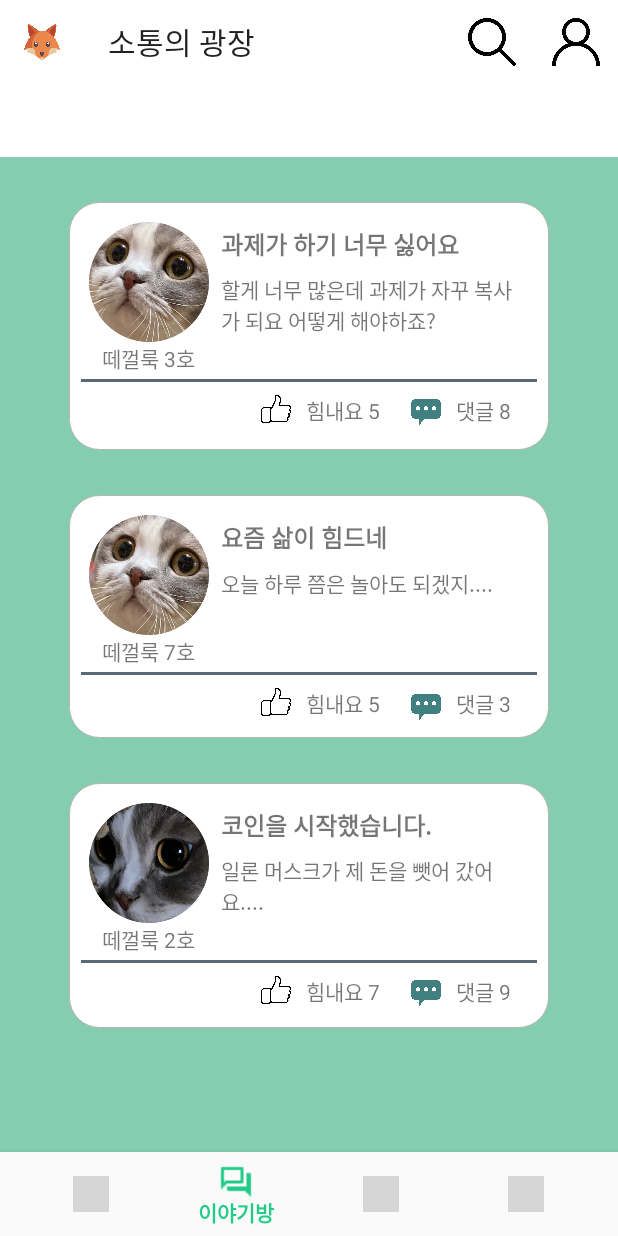
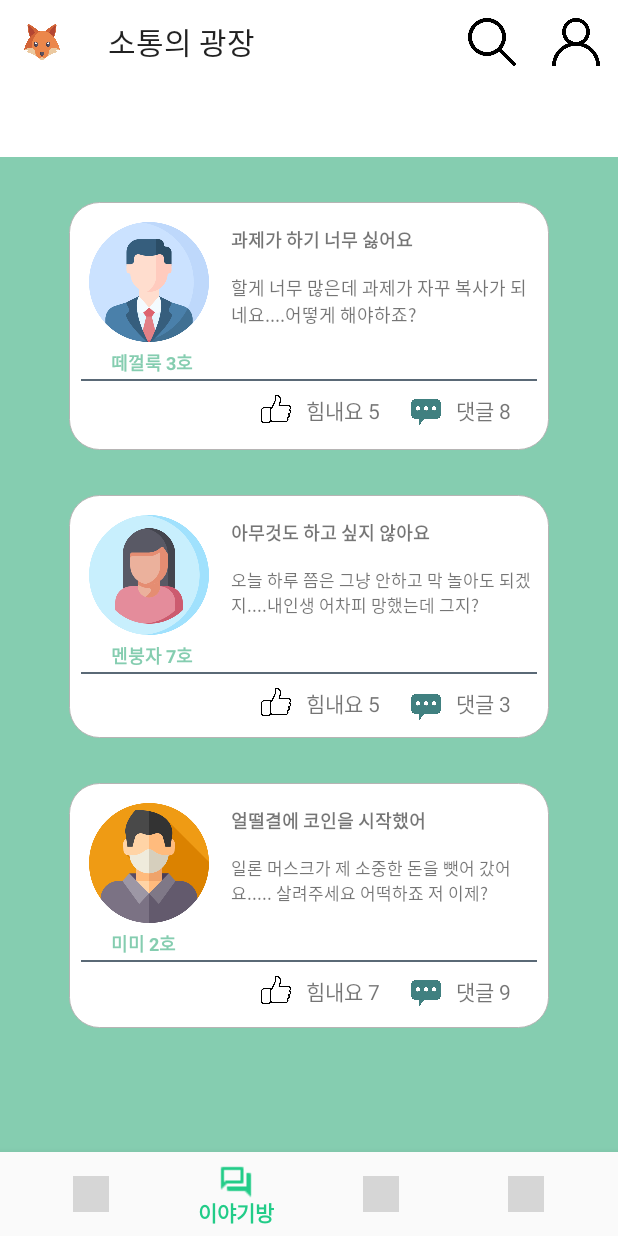
Before and after one commit to anmyeondo/MindVaccine-Demo, an Android app: the screen it shows after launch (MainActivity), item 2 of the bottom bar chosen, on a phone screen of 412 x 824 dp. Run offline under Robolectric (Android 15) with nearby library versions, the phone set to English and light mode, and no system bars; grey boxes are pictures that could not be loaded.

Commit message:
Chatting  UI update

```diff
--- a/app/src/main/res/layout/fragment_chatting.xml
+++ b/app/src/main/res/layout/fragment_chatting.xml
@@ -50,37 +50,41 @@
                 android:layout_width="80dp"
                 android:layout_height="80dp"
                 android:layout_margin="5dp"
-                app:srcCompat="@drawable/cat1" />
+                app:srcCompat="@drawable/profile" />
 
             <TextView
                 android:id="@+id/textView1"
                 android:layout_width="75dp"
                 android:layout_height="20dp"
-                android:layout_marginLeft="14dp"
-                android:layout_marginTop="85dp"
-                android:text="떼껄룩 3호" />
+                android:layout_marginLeft="20dp"
+                android:layout_marginTop="90dp"
+                android:text="떼껄룩 3호"
+                android:textColor="#85CDB0"
+                android:textSize="12sp"
+                android:textStyle="bold"/>
 
             <TextView
                 android:id="@+id/title1"
                 android:layout_width="200dp"
                 android:layout_height="30dp"
-                android:layout_marginLeft="93dp"
+                android:layout_marginLeft="100dp"
                 android:layout_marginTop="8dp"
-                android:text="과제가 하기 너무 싫어요"
-                android:textSize="16dp"
-                android:textStyle="bold" />
+                android:textSize="12sp"
+                android:textStyle="bold"
+                android:text="과제가 하기 너무 싫어요"/>
 
             <TextView
                 android:id="@+id/content1"
                 android:layout_width="200dp"
                 android:layout_height="70dp"
-                android:layout_marginLeft="93dp"
+                android:layout_marginLeft="100dp"
                 android:layout_marginTop="40dp"
-                android:text="할게 너무 많은데 과제가 자꾸 복사가 되요 어떻게 해야하죠?" />
+                android:textSize="12sp"
+                android:text="할게 너무 많은데 과제가 자꾸 복사가 되네요....어떻게 해야하죠?" />
 
             <View
                 android:layout_width="320dp"
-                android:layout_height="2dp"
+                android:layout_height="1dp"
                 android:layout_marginTop="110dp"
                 android:background="#5A6976" />
 
@@ -128,37 +132,41 @@
                 android:layout_width="80dp"
                 android:layout_height="80dp"
                 android:layout_margin="5dp"
-                app:srcCompat="@drawable/cat2" />
+                app:srcCompat="@drawable/user" />
 
             <TextView
                 android:id="@+id/textView2"
-                android:layout_width="wrap_content"
+                android:layout_width="75dp"
                 android:layout_height="wrap_content"
-                android:layout_marginLeft="14dp"
-                android:layout_marginTop="85dp"
-                android:text="떼껄룩 7호" />
+                android:layout_marginLeft="20dp"
+                android:layout_marginTop="90dp"
+                android:text="멘붕자 7호"
+                android:textColor="#85CDB0"
+                android:textSize="12sp"
+                android:textStyle="bold" />
 
             <TextView
                 android:id="@+id/title2"
                 android:layout_width="200dp"
                 android:layout_height="30dp"
-                android:layout_marginLeft="93dp"
+                android:layout_marginLeft="100dp"
                 android:layout_marginTop="8dp"
-                android:text="요즘 삶이 힘드네"
-                android:textSize="16dp"
+                android:text="아무것도 하고 싶지 않아요"
+                android:textSize="12sp"
                 android:textStyle="bold" />
 
             <TextView
                 android:id="@+id/content2"
                 android:layout_width="200dp"
                 android:layout_height="70dp"
-                android:layout_marginLeft="93dp"
+                android:layout_marginLeft="100dp"
                 android:layout_marginTop="40dp"
-                android:text="오늘 하루 쯤은 놀아도 되겠지.... " />
+                android:textSize="11sp"
+                android:text="오늘 하루 쯤은 그냥 안하고 막 놀아도 되겠지....내인생 어차피 망했는데 그지? " />
 
             <View
                 android:layout_width="320dp"
-                android:layout_height="2dp"
+                android:layout_height="1dp"
                 android:layout_marginTop="110dp"
                 android:background="#5A6976" />
 
@@ -206,37 +214,42 @@
                 android:layout_width="80dp"
                 android:layout_height="80dp"
                 android:layout_margin="5dp"
-                app:srcCompat="@drawable/cat3" />
+                app:srcCompat="@drawable/man" />
 
             <TextView
                 android:id="@+id/textView3"
-                android:layout_width="wrap_content"
-                android:layout_height="wrap_content"
-                android:layout_marginLeft="14dp"
-                android:layout_marginTop="85dp"
-                android:text="떼껄룩 2호" />
+                android:layout_width="75dp"
+                android:layout_height="20dp"
+                android:layout_marginLeft="20dp"
+                android:layout_marginTop="90dp"
+                android:text="미미 2호"
+                android:textColor="#85CDB0"
+                android:textSize="12sp"
+                android:textStyle="bold" />
 
             <TextView
                 android:id="@+id/title3"
                 android:layout_width="200dp"
                 android:layout_height="30dp"
-                android:layout_marginLeft="93dp"
+                android:layout_marginLeft="100dp"
                 android:layout_marginTop="8dp"
-                android:text="코인을 시작했습니다."
-                android:textSize="16dp"
-                android:textStyle="bold" />
+                android:textSize="12sp"
+                android:textStyle="bold"
+                android:text="얼떨결에 코인을 시작했어"
+                />
 
             <TextView
                 android:id="@+id/content3"
                 android:layout_width="200dp"
                 android:layout_height="70dp"
-                android:layout_marginLeft="93dp"
+                android:layout_marginLeft="100dp"
                 android:layout_marginTop="40dp"
-                android:text="일론 머스크가 제 돈을 뺏어 갔어요...." />
+                android:textSize="11sp"
+                android:text="일론 머스크가 제 소중한 돈을 뺏어 갔어요..... 살려주세요 어떡하죠 저 이제?" />
 
             <View
                 android:layout_width="320dp"
-                android:layout_height="2dp"
+                android:layout_height="1dp"
                 android:layout_marginTop="110dp"
                 android:background="#5A6976" />
 
--- a/app/src/main/res/layout/fragment_consult_main.xml
+++ b/app/src/main/res/layout/fragment_consult_main.xml
@@ -5,7 +5,7 @@
     xmlns:tools="http://schemas.android.com/tools"
     android:layout_width="match_parent"
     android:layout_height="match_parent"
-    android:background="@color/main_col"
+    android:background="#85CDB0"
     android:gravity="center"
     android:orientation="vertical"
     android:padding="40px">
@@ -22,7 +22,7 @@
             android:layout_width="390dp"
             android:layout_height="30dp"
             android:layout_marginLeft="20px"
-            android:background="#D3F6D4"
+            android:background="@layout/consult_mainbutton2"
             android:paddingLeft="5px">
 
 
@@ -31,7 +31,7 @@
                 android:layout_width="20dp"
                 android:layout_height="15dp"
                 android:layout_marginLeft="22dp"
-                android:layout_marginTop="7dp"
+                android:layout_marginTop="1dp"
                 app:srcCompat="@drawable/selectbar" />
 
             <TextView
@@ -39,7 +39,7 @@
                 android:layout_width="247dp"
                 android:layout_height="25dp"
                 android:layout_marginLeft="60dp"
-                android:layout_marginTop="7dp"
+                android:layout_marginTop="1dp"
                 android:text="#스트레스 #불면증 #학업 #직장업무"
                 android:textColor="@color/cardview_dark_background"
                 android:textSize="11sp"
@@ -75,8 +75,8 @@
                     android:id="@+id/minilayout1"
                     android:layout_width="88dp"
                     android:layout_height="27.5dp"
+                    android:layout_marginLeft="52px"
                     android:layout_marginTop="20px"
-                    android:layout_marginLeft="52px"
                     android:background="@layout/consult_mainbutton">
 
                     <LinearLayout
@@ -97,9 +97,9 @@
                             android:id="@+id/textView8"
                             android:layout_width="45dp"
                             android:layout_height="26dp"
+                            android:layout_marginLeft="6dp"
                             android:layout_weight="1"
                             android:fontFamily="sans-serif-black"
-                            android:layout_marginLeft="6dp"
                             android:text="베스트추천"
                             android:textColor="@color/white"
                             android:textSize="9sp"
@@ -182,8 +182,8 @@
                             <ImageView
                                 android:id="@+id/imageView3"
                                 android:layout_width="32dp"
+                                android:layout_height="12dp"
                                 android:layout_marginLeft="20dp"
-                                android:layout_height="12dp"
                                 android:layout_weight="1"
                                 app:srcCompat="@drawable/star" />
 
@@ -361,7 +361,7 @@
                     android:layout_width="match_parent"
                     android:layout_height="match_parent"
                     android:layout_weight="1"
-                    android:orientation="vertical"/>
+                    android:orientation="vertical" />
 
             </LinearLayout>
         </LinearLayout>
@@ -650,9 +650,9 @@
                         <Button
                             android:id="@+id/detail_consult3"
                             android:layout_width="50dp"
+                            android:layout_height="20dp"
                             android:layout_marginLeft="50dp"
                             android:layout_marginRight="10dp"
-                            android:layout_height="20dp"
                             android:layout_weight="1"
                             android:background="#6DCEAC"
                             android:text="자세히"
```
Also changed, not shown: app/src/main/res/drawable/man.png (added), app/src/main/res/drawable/user.png (added).
